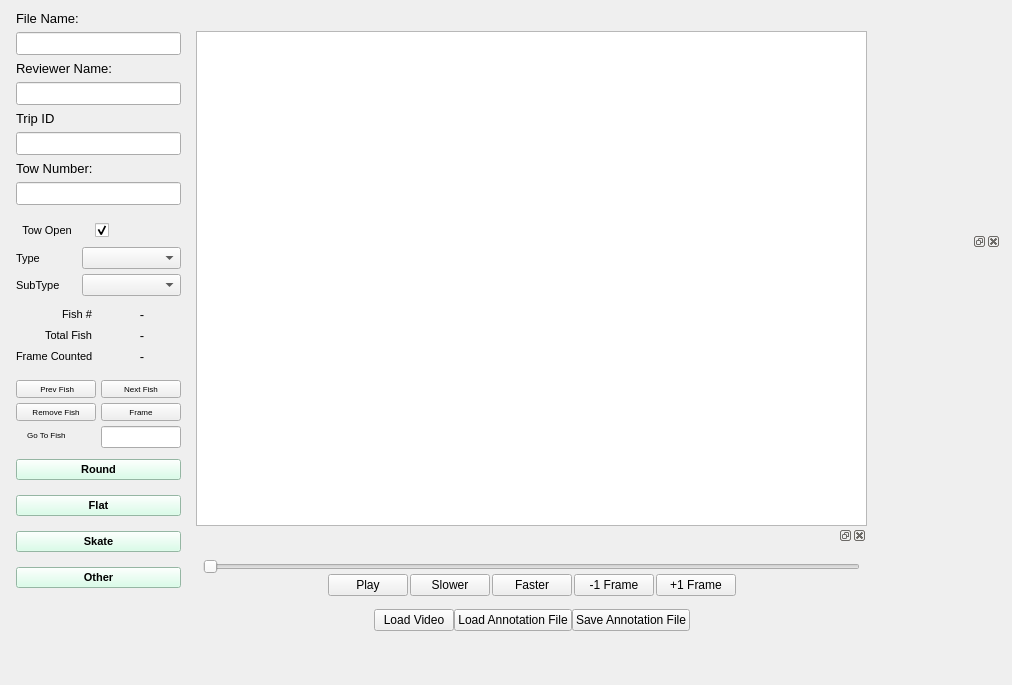
cvisionai/Tator-Native, file FishGUI/mainwindow.ui: the form before one commit.
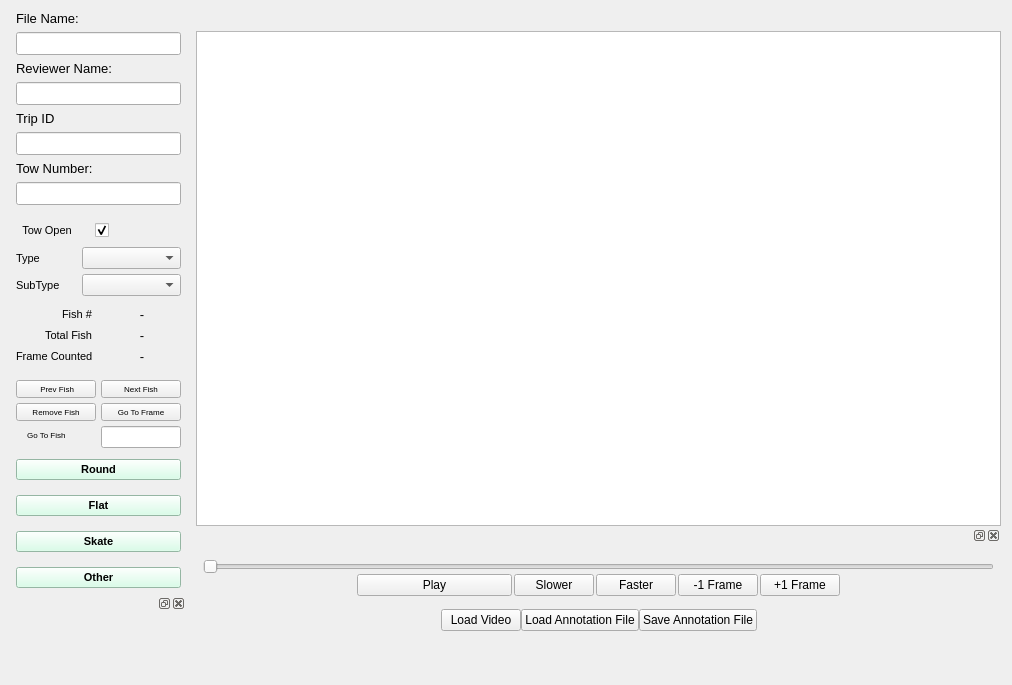
The form after the commit. Custom widgets are drawn as their Qt base class.

Diff of the .ui file:
```diff
--- a/FishGUI/mainwindow.ui
+++ b/FishGUI/mainwindow.ui
@@ -18,12 +18,12 @@
   </property>
   <layout class="QVBoxLayout" name="verticalLayout">
    <item>
-    <layout class="QHBoxLayout" name="horizontalLayout_6" stretch="1,5,1">
+    <layout class="QHBoxLayout" name="horizontalLayout_6" stretch="1,5">
      <property name="spacing">
       <number>0</number>
      </property>
      <item>
-      <layout class="QVBoxLayout" name="verticalLayout_4" stretch="0,0,0,0,0,0,0">
+      <layout class="QVBoxLayout" name="verticalLayout_4" stretch="0,0,0,0,0,0,0,0">
        <property name="spacing">
         <number>6</number>
        </property>
@@ -658,7 +658,7 @@
             <enum>Qt::NoFocus</enum>
            </property>
            <property name="text">
-            <string>Frame</string>
+            <string>Go To Frame</string>
            </property>
           </widget>
          </item>
@@ -871,6 +871,51 @@
          </item>
         </layout>
        </item>
+       <item>
+        <widget class="QDockWidget" name="dockWidget_2">
+         <property name="sizePolicy">
+          <sizepolicy hsizetype="MinimumExpanding" vsizetype="MinimumExpanding">
+           <horstretch>0</horstretch>
+           <verstretch>0</verstretch>
+          </sizepolicy>
+         </property>
+         <property name="minimumSize">
+          <size>
+           <width>102</width>
+           <height>38</height>
+          </size>
+         </property>
+         <property name="floating">
+          <bool>false</bool>
+         </property>
+         <widget class="QWidget" name="dockWidgetContents">
+          <layout class="QHBoxLayout" name="horizontalLayout_2">
+           <property name="leftMargin">
+            <number>1</number>
+           </property>
+           <property name="topMargin">
+            <number>1</number>
+           </property>
+           <property name="rightMargin">
+            <number>1</number>
+           </property>
+           <property name="bottomMargin">
+            <number>1</number>
+           </property>
+           <item>
+            <widget class="NavigatorWidget" name="navigator" native="true">
+             <property name="minimumSize">
+              <size>
+               <width>100</width>
+               <height>0</height>
+              </size>
+             </property>
+            </widget>
+           </item>
+          </layout>
+         </widget>
+        </widget>
+       </item>
        <item>
         <spacer name="verticalSpacer_8">
          <property name="orientation">
@@ -1215,93 +1260,6 @@
        </item>
       </layout>
      </item>
-     <item>
-      <layout class="QVBoxLayout" name="countingControlsLayout" stretch="0,0,0">
-       <property name="spacing">
-        <number>3</number>
-       </property>
-       <property name="leftMargin">
-        <number>10</number>
-       </property>
-       <property name="topMargin">
-        <number>0</number>
-       </property>
-       <property name="bottomMargin">
-        <number>0</number>
-       </property>
-       <item>
-        <spacer name="verticalSpacer">
-         <property name="orientation">
-          <enum>Qt::Vertical</enum>
-         </property>
-         <property name="sizeHint" stdset="0">
-          <size>
-           <width>20</width>
-           <height>40</height>
-          </size>
-         </property>
-        </spacer>
-       </item>
-       <item>
-        <widget class="QDockWidget" name="dockWidget_2">
-         <property name="sizePolicy">
-          <sizepolicy hsizetype="MinimumExpanding" vsizetype="MinimumExpanding">
-           <horstretch>0</horstretch>
-           <verstretch>0</verstretch>
-          </sizepolicy>
-         </property>
-         <property name="minimumSize">
-          <size>
-           <width>102</width>
-           <height>38</height>
-          </size>
-         </property>
-         <property name="floating">
-          <bool>false</bool>
-         </property>
-         <widget class="QWidget" name="dockWidgetContents">
-          <layout class="QHBoxLayout" name="horizontalLayout_2">
-           <property name="leftMargin">
-            <number>1</number>
-           </property>
-           <property name="topMargin">
-            <number>1</number>
-           </property>
-           <property name="rightMargin">
-            <number>1</number>
-           </property>
-           <property name="bottomMargin">
-            <number>1</number>
-           </property>
-           <item>
-            <widget class="NavigatorWidget" name="navigator" native="true">
-             <property name="minimumSize">
-              <size>
-               <width>100</width>
-               <height>0</height>
-              </size>
-             </property>
-            </widget>
-           </item>
-          </layout>
-         </widget>
-        </widget>
-       </item>
-       <item>
-        <spacer name="verticalSpacer_2">
-         <property name="orientation">
-          <enum>Qt::Vertical</enum>
-         </property>
-         <property name="sizeHint" stdset="0">
-          <size>
-           <width>20</width>
-           <height>40</height>
-          </size>
-         </property>
-        </spacer>
-       </item>
-      </layout>
-     </item>
     </layout>
    </item>
   </layout>
```
